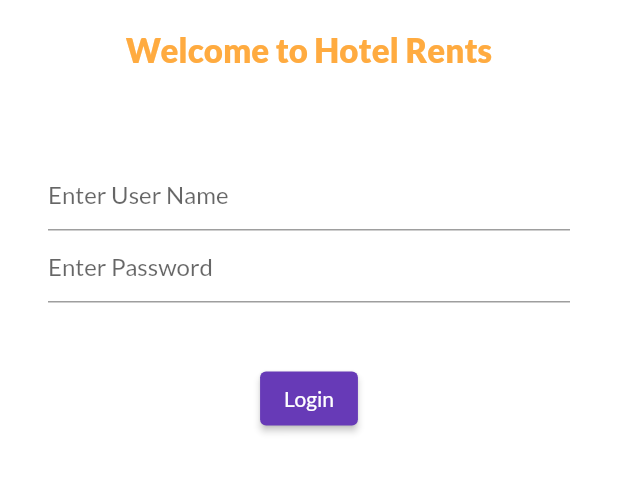
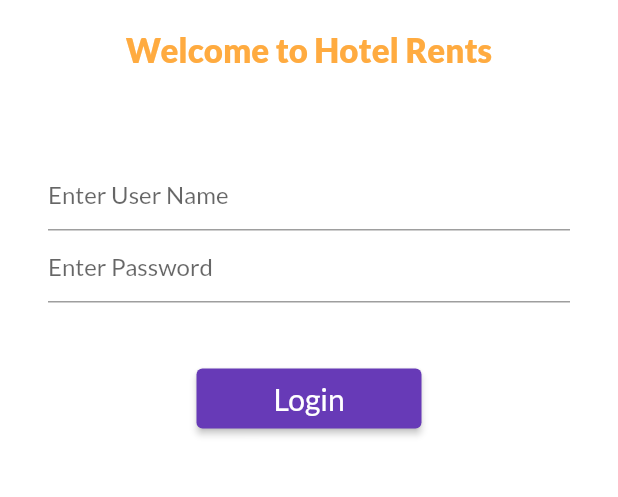
Before and after one commit to imranhss/Flutter-Project, a Flutter app: the screen it shows after launch, on a phone screen of 412 x 824 dp, the part 197-694 px from its top. Run offline on Flutter 3.47's test engine with Material 2 defaults, Android fonts, the phone set to English and light mode, and no system bars; our stand-ins replace google_fonts.

Commit message:
End stateless

```diff
--- a/E_Commerce/lib/main.dart
+++ b/E_Commerce/lib/main.dart
@@ -1,3 +1,4 @@
+import 'package:e_commerce/util/route.dart';
 import 'package:flutter/material.dart';
 import 'pages/home_page.dart';
 import 'pages/login_page.dart';
@@ -29,7 +30,8 @@ class MyApp extends StatelessWidget {
       initialRoute: "/login",
       routes:{
           "/":(context)=>HomePage(),
-          "/login":(context)=>LoginPage(),
+          MyRoute.homeRoute:(context)=>HomePage(),
+          MyRoute.loginRoute:(context)=>LoginPage(),
 
       } ,
     );
--- a/E_Commerce/lib/pages/login_page.dart
+++ b/E_Commerce/lib/pages/login_page.dart
@@ -1,3 +1,4 @@
+import 'package:e_commerce/util/route.dart';
 import 'package:flutter/material.dart';
 
 class LoginPage extends StatelessWidget {
@@ -5,6 +6,7 @@ class LoginPage extends StatelessWidget {
   Widget build(BuildContext context) {
     return Material(
       color: Colors.white,
+      child: SingleChildScrollView(
         child: Column(
           children: <Widget>[
             SizedBox(
@@ -44,18 +46,25 @@ class LoginPage extends StatelessWidget {
                     height: 40.0,
                   ),
                   ElevatedButton(
-                    onPressed: (){
-
+                    onPressed: () {
+                      Navigator.pushNamed(context, MyRoute.homeRoute);
                     },
-                    child: Text("Login"),
-
+                    child: Text(
+                      "Login",
+                      style: TextStyle(
+                        fontSize: 20,
                       ),
-
+                    ),
+                    style: TextButton.styleFrom(
+                      minimumSize: Size(150, 40),
+                    ),
+                  ),
                 ],
               ),
             ),
           ],
         ),
+      ),
     );
   }
 }
--- /dev/null
+++ b/E_Commerce/lib/util/route.dart
@@ -0,0 +1,7 @@
+
+
+class MyRoute{
+  static String loginRoute="/login";
+  static String  homeRoute="/home";
+
+}
```
Lines whose indentation alone changed are shown as unchanged.
